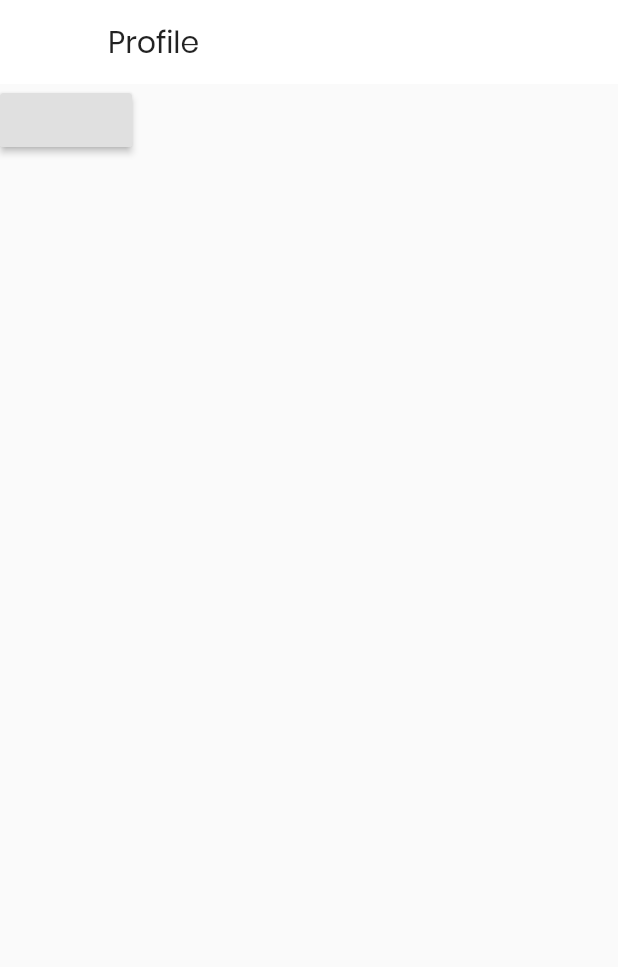
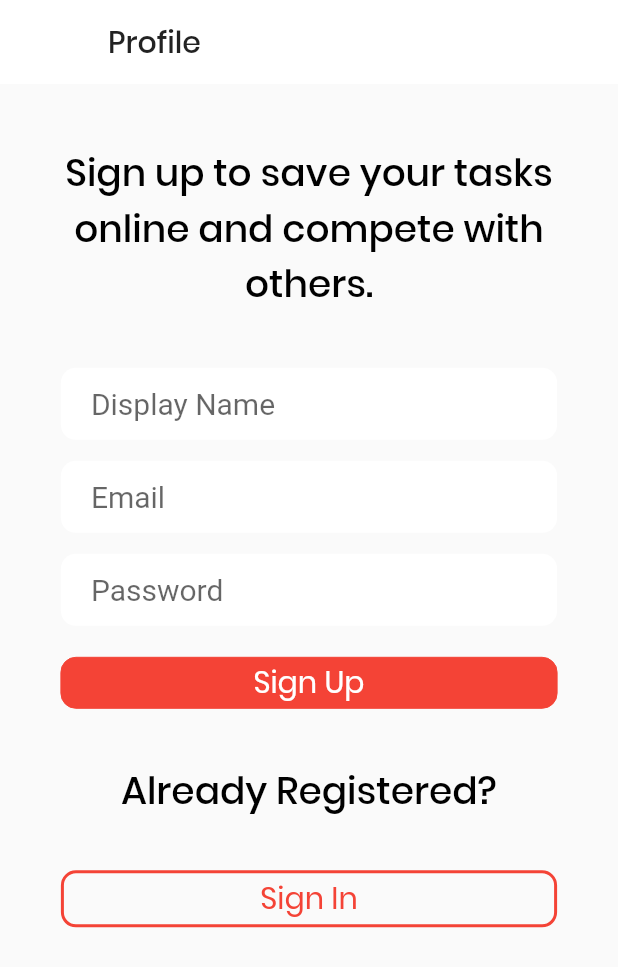
Before and after one commit to eriklangille/pomodoro, a Flutter app: the ProfileApp screen opened by its route, on a phone screen of 412 x 824 dp. Shown: the top 967 px of the screen. Run offline on Flutter 3.47's test engine with Material 2 defaults, Android fonts, the phone set to English and light mode, and no system bars; our stand-ins replace firebase_auth, flutter_redux, redux, redux_thunk; accounts and stored records are empty.

Commit message:
Added registration.

```diff
--- a/lib/data/user/actions.dart
+++ b/lib/data/user/actions.dart
@@ -1,2 +1,60 @@
+import 'package:pomodoro/util/parseerror.dart';
+import 'package:firebase_auth/firebase_auth.dart';
+import 'package:flutter/material.dart';
+import 'package:redux_thunk/redux_thunk.dart';
+import 'package:redux/redux.dart';
+import 'package:pomodoro/services/auth.dart';
+
 class CurrentUserAction {
 }
+
+class SetUserAction {
+  final FirebaseUser user;
+
+  SetUserAction(this.user);
+}
+
+ThunkAction loginUser(String username, String password) {
+  return (Store store) async {
+    new Future(() async{
+      AuthService _auth = new AuthService();
+      store.dispatch(new StartLoadingAction());
+      _auth.registerEmail(username, password).then((loginResponse) {
+        store.dispatch(new LoginSuccessAction());
+        store.dispatch(new SetUserAction(loginResponse));
+        store.dispatch(new LoginFailedAction(passwordAlert: "", usernameAlert: ""));
+//        Keys.navKey.currentState.pushNamed(Routes.homeScreen);
+      }, onError: (error) {
+        ErrorMessage _error = ParseError.registerError(error.code);
+        print(_error.message);
+        if(_error.type == "username") {
+          store.dispatch(new LoginFailedAction(usernameAlert: _error.message, passwordAlert: ""));
+        } else if(_error.type == "password") {
+          store.dispatch(new LoginFailedAction(passwordAlert: _error.message, usernameAlert: ""));
+        }
+      });
+    });
+  };
+}
+
+class LoginScreenAction {
+  final TextEditingController displayName;
+  final TextEditingController username;
+  final TextEditingController password;
+
+  LoginScreenAction(this.displayName, this.username, this.password);
+}
+
+class StartLoadingAction {
+
+}
+
+class LoginSuccessAction {
+}
+
+class LoginFailedAction {
+  final String usernameAlert;
+  final String passwordAlert;
+
+  LoginFailedAction({this.usernameAlert, this.passwordAlert});
+}
--- a/lib/data/user/state.dart
+++ b/lib/data/user/state.dart
@@ -1,9 +1,13 @@
+import 'package:flutter/material.dart';
+import 'package:firebase_auth/firebase_auth.dart';
+
 class UserState {
-  final User currentUser;
+  final FirebaseUser currentUser;
+  final LoginScreen loginScreen;
 
-  UserState(this.currentUser);
+  UserState(this.currentUser, this.loginScreen);
 
-  factory UserState.initial() => UserState(null);
+  factory UserState.initial() => UserState(null, LoginScreen.initial());
 
 }
 
@@ -12,3 +16,36 @@ class User {
 
   User({this.uid});
 }
+
+class LoginScreen {
+  final TextEditingController displayName;
+  final TextEditingController username;
+  final TextEditingController password;
+  final String usernameAlert;
+  final String passwordAlert;
+  final FocusNode focus;
+
+  LoginScreen({this.displayName, this.username, this.password, this.focus, this.usernameAlert, this.passwordAlert});
+
+  factory LoginScreen.initial() {
+    return new LoginScreen(displayName: new TextEditingController(), username: new TextEditingController(), password: new TextEditingController(), focus: new FocusNode(), usernameAlert: "", passwordAlert: "",);
+  }
+
+  LoginScreen copyWith({
+    TextEditingController displayName,
+    TextEditingController username,
+    TextEditingController password,
+    FocusNode focus,
+    String usernameAlert,
+    String passwordAlert,
+  }) {
+    return LoginScreen(
+      displayName: displayName ?? this.displayName,
+      username: username ?? this.username,
+      password: password ?? this.password,
+      focus: focus ?? this.focus,
+      usernameAlert: usernameAlert ?? this.usernameAlert,
+      passwordAlert: passwordAlert ?? this.passwordAlert,
+    );
+  }
+}
--- a/lib/redux.dart
+++ b/lib/redux.dart
@@ -6,10 +6,11 @@ import 'package:pomodoro/screens/stats/widgets/index.dart';
 import 'package:pomodoro/screens/groups/widgets/groups/index.dart';
 import 'package:pomodoro/screens/groups/widgets/addGroup/index.dart';
 import 'package:pomodoro/screens/groups/widgets/searchGroup/index.dart';
-import 'package:pomodoro/screens/profile/widgets/index.dart';
+import 'package:pomodoro/screens/profile/index.dart';
 import 'package:pomodoro/data/state.dart';
 import 'package:pomodoro/data/reducer.dart';
 import 'package:pomodoro/util/countdown.dart';
+import 'package:redux_thunk/redux_thunk.dart';
 
 
 class PomodoroApp extends StatelessWidget {
@@ -25,7 +26,7 @@ class PomodoroApp extends StatelessWidget {
   final Store<AppState> store = Store<AppState>(
     appReducer,
     initialState: AppState.initial(),
-    middleware: [CountdownMiddleware()]
+    middleware: [CountdownMiddleware(), thunkMiddleware]
   );
 
   @override
--- a/lib/screens/home/home.dart
+++ b/lib/screens/home/home.dart
@@ -11,7 +11,7 @@ import 'package:pomodoro/data/state.dart';
 import 'package:redux/redux.dart';
 import 'package:pomodoro/screens/stats/widgets/index.dart';
 import 'package:pomodoro/screens/groups/widgets/groups/index.dart';
-import 'package:pomodoro/screens/profile/widgets/index.dart';
+import 'package:pomodoro/screens/profile/index.dart';
 
 class MyApp extends StatelessWidget {
   @override
--- /dev/null
+++ b/lib/screens/profile/profile.dart
@@ -0,0 +1,109 @@
+import 'package:flutter/material.dart';
+import 'package:flutter_redux/flutter_redux.dart';
+import 'package:pomodoro/data/user/actions.dart';
+import 'package:pomodoro/data/user/state.dart';
+import 'package:redux/redux.dart';
+import 'package:pomodoro/data/state.dart';
+import 'package:pomodoro/services/auth.dart';
+import 'package:pomodoro/widgets/action_button/action_button.dart';
+import 'package:pomodoro/widgets/entry_field/index.dart';
+import 'package:pomodoro/widgets/hide_glow/hide_glow.dart';
+import 'package:pomodoro/widgets/instruction_text/index.dart';
+
+class ProfileApp extends StatelessWidget {
+  final AuthService _auth = AuthService();
+
+  @override
+  Widget build(BuildContext context) {
+    double _sidePadding = MediaQuery.of(context).size.width / 20;
+    double _topPadding = MediaQuery.of(context).size.height / 20;
+
+    return StoreConnector<AppState, _ViewModel>(
+      builder: (context, vm) {
+        return Scaffold(
+          appBar: AppBar(
+            title: Text("Profile", style: TextStyle(fontFamily: 'Poppins', color: Colors.black87)),
+            backgroundColor: Colors.white,
+            elevation: 0,
+          ),
+          body: Container(
+              padding: EdgeInsets.fromLTRB(_sidePadding, _topPadding, _sidePadding, 0),
+              child: ScrollConfiguration(
+                behavior: HideGlow(),
+                child: ListView(
+//          crossAxisAlignment: CrossAxisAlignment.center,
+                  children: <Widget>[
+                    InstructionText(text: "Sign up to save your tasks online and compete with others.", margin: EdgeInsets.fromLTRB(0, 0, 0, 30),),
+                    EntryField(hintText: "Display Name",
+                      textEditingController: vm.loginScreen.displayName,
+                      focus: vm.loginScreen.focus,
+                    ),
+                    EntryField(
+                      hintText: "Email",
+                      keyboardType: TextInputType.emailAddress,
+                      textEditingController: vm.loginScreen.username,
+                      entryAlert: (vm.loginScreen.usernameAlert ?? "") != "" ? EntryAlert.error : EntryAlert.none,
+                      alertText: vm.loginScreen.usernameAlert,
+                    ),
+                    EntryField(
+                      hintText: "Password",
+                      isPassword: true,
+                      textEditingController: vm.loginScreen.password,
+                      entryAlert: (vm.loginScreen.passwordAlert ?? "") != "" ? EntryAlert.error : EntryAlert.none,
+                      alertText: vm.loginScreen.passwordAlert,
+                    ),
+                    ActionButton(text: "Sign Up",
+                      color: Colors.red,
+                      onTap: () async {
+                        vm.register(vm.loginScreen.displayName.text, vm.loginScreen.username.text, vm.loginScreen.password.text);
+                        print(vm.loginScreen.username.text);
+                        print(vm.loginScreen.password.text);
+                      },
+                    ),
+                    InstructionText(text: "Already Registered?", margin: EdgeInsets.fromLTRB(0, 30, 0, 20),),
+                    ActionButton(text: "Sign In",
+                      color: Colors.red,
+                      invert: true,
+                      onTap: () async {
+                        dynamic result = await _auth.signInAnon();
+                        if (result == null) {
+                          print("error signing in.");
+                        } else {
+                          print('signed in');
+                          print(result);
+                        }
+                      },
+                    ),
+                  ],
+                ),
+              )
+          ),
+        );
+      },
+      converter: _ViewModel.fromStore,
+    );
+  }
+}
+
+class _ViewModel {
+  final LoginScreen loginScreen;
+  final Function(String, String, String) register;
+  //final Function({String displayName, String username, String password}) updateLogin;
+
+  _ViewModel({
+    this.loginScreen,
+    this.register,
+    //this.updateLogin,
+  });
+
+  static _ViewModel fromStore(Store<AppState> store) {
+    return _ViewModel(
+      // Implement return.
+      loginScreen: store.state.userState.loginScreen,
+      register: (String displayName, String username, String password) {
+        store.dispatch(loginUser(username, password));
+      },
+      //updateLogin: ({displayName, username, password}) => store.dispatch(new LoginScreenAction(displayName, username, password))
+    );
+  }
+}
--- a/lib/screens/profile/widgets/profile.dart
+++ /dev/null
@@ -1,30 +0,0 @@
-import 'package:flutter/material.dart';
-import 'package:pomodoro/services/auth.dart';
-
-class ProfileApp extends StatelessWidget {
-  final AuthService _auth = AuthService();
-
-  @override
-  Widget build(BuildContext context) {
-    return Scaffold(
-      appBar: AppBar(
-        title: Text("Profile", style: TextStyle(fontFamily: 'Poppins', color: Colors.black87)),
-        backgroundColor: Colors.white,
-        elevation: 0,
-      ),
-      body: Container(
-        child: RaisedButton(
-          onPressed: () async {
-            dynamic result = await _auth.signInAnon();
-            if (result == null) {
-              print("error signing in.");
-            } else {
-              print('signed in');
-              print(result);
-            }
-          },
-        ),
-      ),
-    );
-  }
-}
--- /dev/null
+++ b/lib/util/parseerror.dart
@@ -0,0 +1,30 @@
+class ParseError {
+
+
+  static ErrorMessage registerError(String code) {
+    String _message = code;
+    String _type = "";
+    switch(code) {
+      case 'ERROR_WEAK_PASSWORD':
+        _message = "Password should be at least 6 characters.";
+        _type = "password";
+        break;
+      case 'ERROR_EMAIL_ALREADY_IN_USE':
+        _message = "This email is already taken.";
+        _type = "username";
+        break;
+      case 'ERROR_INVALID_EMAIL':
+        _message = "This is not a valid email address.";
+        _type = "username";
+        break;
+    }
+    return ErrorMessage(message: _message, type: _type);
+  }
+}
+
+class ErrorMessage {
+  final String message;
+  final String type;
+
+  ErrorMessage({this.message, this.type});
+}
--- /dev/null
+++ b/lib/widgets/action_button/action_button.dart
@@ -0,0 +1,40 @@
+import 'package:flutter/material.dart';
+
+class ActionButton extends StatelessWidget {
+  final String text;
+  final Color color;
+  final bool invert;
+  final Function() onTap;
+
+  ActionButton({@required this.text, @required this.color, this.invert, this.onTap});
+
+  @override
+  Widget build(BuildContext context) {
+    final _invert = invert ?? false;
+
+    final TextStyle _informStyle = TextStyle(
+      fontSize: 20.0,
+      fontWeight: FontWeight.w400,
+      color: _invert ? color : Colors.white,
+      fontFamily: 'Poppins',
+    );
+
+    return new GestureDetector(
+      onTap: () => onTap(),
+      child: Container(
+          width: double.infinity,
+          decoration: BoxDecoration(
+            borderRadius: BorderRadius.all(Radius.circular(10)),
+            border: Border.all(
+              color: color,
+              width: _invert ? 2 : 0,
+            ),
+            color: _invert ? Color(0) : color,
+          ),
+          margin: EdgeInsets.fromLTRB(20, 14, 20, 7),
+          padding: EdgeInsets.fromLTRB(10, 2, 10, 2),
+          child: Text(text, style: _informStyle, textAlign: TextAlign.center,)
+      ),
+    );
+  }
+}
--- /dev/null
+++ b/lib/widgets/entry_field/entry_field.dart
@@ -0,0 +1,64 @@
+import 'package:flutter/material.dart';
+
+class EntryField extends StatelessWidget {
+  final String hintText;
+  final String alertText;
+  final TextInputType keyboardType;
+  final bool isPassword;
+  final EntryAlert entryAlert;
+  final TextEditingController textEditingController;
+  final FocusNode focus;
+
+  EntryField({@required this.hintText, this.keyboardType, this.isPassword, this.textEditingController, this.entryAlert, this.focus, this.alertText});
+
+  final TextStyle _entryStyle = const TextStyle(
+    fontSize: 20.0,
+//    fontWeight: FontWeight.bold,
+    color: Colors.black54,
+    fontFamily: 'Roboto',
+  );
+
+  @override
+  Widget build(BuildContext context) {
+    return Column(
+      crossAxisAlignment: CrossAxisAlignment.stretch,
+      children: <Widget>[
+        Container(
+            decoration: BoxDecoration(
+              borderRadius: BorderRadius.all(Radius.circular(10)),
+              color: Colors.white,
+            ),
+            margin: EdgeInsets.fromLTRB(20, 7, 20, 7),
+            padding: EdgeInsets.fromLTRB(20, 0, 10, 0),
+            child: Row(
+              children: <Widget>[
+                Expanded( child: TextField(
+                  onSubmitted: (text) => print(text),
+                  controller: textEditingController,
+                  focusNode: focus,
+                  style: _entryStyle,
+                  obscureText: isPassword ?? false,
+                  keyboardType: keyboardType ?? TextInputType.text,
+                  decoration: InputDecoration(
+                    hintText: hintText,
+                    border: InputBorder.none,
+                    focusedBorder: InputBorder.none,
+                  ),
+                )
+                ),
+                (entryAlert ?? EntryAlert.none) == EntryAlert.error ? Icon(Icons.cancel, color: Colors.red,) : ((entryAlert ?? EntryAlert.none) == EntryAlert.correct ? Icon(Icons.check, color: Colors.green,) : Container()) ,
+              ],
+            )
+        ),
+        (entryAlert ?? EntryAlert.none) == EntryAlert.none ? Container() : Container(
+          margin: EdgeInsets.fromLTRB(20, 0, 20, 0),
+          child: Text(alertText ?? "", style: TextStyle(color: Colors.red), maxLines: 1, softWrap: false, overflow: TextOverflow.fade,),
+        )
+    ],
+    );
+  }
+}
+
+enum EntryAlert {
+  none, error, correct
+}
--- /dev/null
+++ b/lib/widgets/entry_field/index.dart
@@ -0,0 +1 @@
+export 'entry_field.dart';
--- /dev/null
+++ b/lib/widgets/hide_glow/hide_glow.dart
@@ -0,0 +1,9 @@
+import 'package:flutter/material.dart';
+
+class HideGlow extends ScrollBehavior {
+  @override
+  Widget buildViewportChrome(
+      BuildContext context, Widget child, AxisDirection axisDirection) {
+    return child;
+  }
+}
--- /dev/null
+++ b/lib/widgets/instruction_text/index.dart
@@ -0,0 +1 @@
+export 'instruction_text.dart';
--- /dev/null
+++ b/lib/widgets/instruction_text/instruction_text.dart
@@ -0,0 +1,26 @@
+import 'package:flutter/material.dart';
+
+class InstructionText extends StatelessWidget {
+  final String text;
+  final EdgeInsets margin;
+
+  InstructionText({this.text, this.margin});
+
+  final TextStyle _informStyle = const TextStyle(
+    fontSize: 25.0,
+    fontWeight: FontWeight.w500,
+    color: Colors.black,
+    fontFamily: 'Poppins',
+  );
+
+  @override
+  Widget build(BuildContext context) {
+    return Container(
+      child: Text(text, style: _informStyle, textAlign: TextAlign.center,),
+      padding: EdgeInsets.fromLTRB(0, 0, 0, 0),
+      margin: margin,
+      decoration: BoxDecoration(
+      ),
+    );
+  }
+}
--- a/pubspec.yaml
+++ b/pubspec.yaml
@@ -46,6 +46,8 @@ flutter:
       fonts:
         - asset: lib/fonts/Poppins-Regular.ttf
           weight: 400
+        - asset: lib/fonts/Poppins-Medium.ttf
+          weight: 500
   # The following line ensures that the Material Icons font is
   # included with your application, so that you can use the icons in
   # the material Icons class.
```
Also changed, not shown: lib/data/user/reducer.dart (+17 -3 lines), lib/services/auth.dart (+4 -4 lines), lib/fonts/Poppins-Medium.ttf (added), lib/screens/profile/index.dart (renamed from lib/screens/profile/widgets/index.dart), pubspec.lock.
